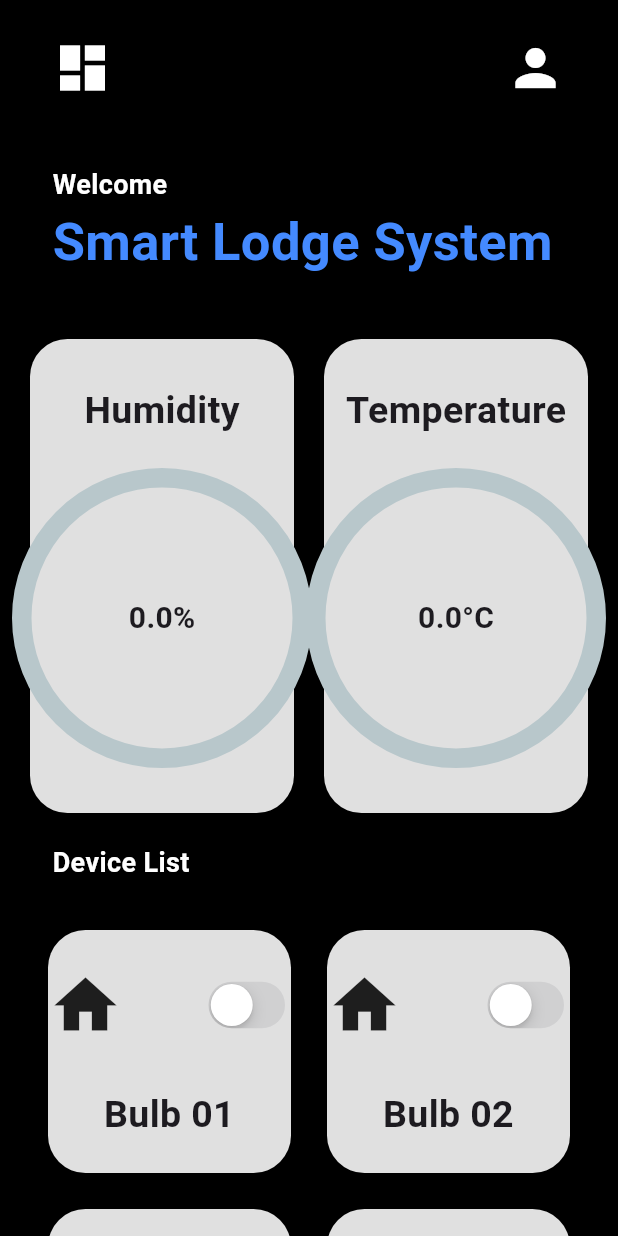
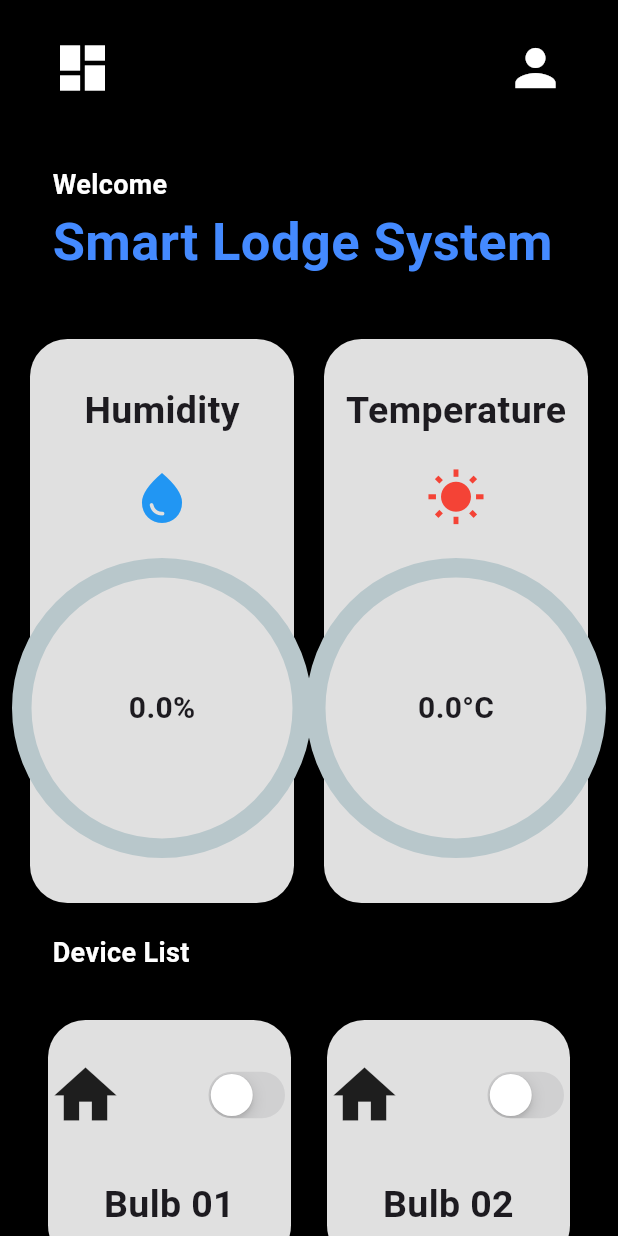
Before and after one commit to Kalana0001/smarthome, a Flutter app: the screen it shows after launch, on a phone screen of 412 x 824 dp. Run offline on Flutter 3.47's test engine with Material 3 defaults, Android fonts, the phone set to English and light mode, and no system bars; drawn by our look-alikes of percent_indicator; our stand-ins replace firebase_core, firebase_database; accounts and stored records are empty.

Commit message:
Flutter Update Humidity And Temperature

```diff
--- a/lib/pages/home.dart
+++ b/lib/pages/home.dart
@@ -3,7 +3,6 @@ import 'package:flutter/material.dart';
 import 'package:firebase_database/firebase_database.dart';
 import 'package:percent_indicator/percent_indicator.dart';
 import 'dart:ui';
-
 
 class Home extends StatefulWidget {
   const Home({super.key});
@@ -22,7 +21,7 @@ class _HomeState extends State<Home> {
     ["Bulb 02", "assets/icons/window.png", false],
     ["Bulb 03", "assets/icons/smart-tv.png", false],
     ["Fan", "assets/icons/fan.png", false],
-    ["Smart Light", "assets/icons/light-bulb.png", false],
+    ["Door", "assets/icons/light-bulb.png", false],
     ["Smart AC", "assets/icons/air-conditioner.png", false],
   ];
 
@@ -64,6 +63,7 @@ class _HomeState extends State<Home> {
     return Scaffold(
       backgroundColor: Colors.black,
       body: SafeArea(
+        child: SingleChildScrollView(
           child: Column(
             crossAxisAlignment: CrossAxisAlignment.start,
             children: [
@@ -116,6 +116,8 @@ class _HomeState extends State<Home> {
                                 style: TextStyle(fontSize: 25.0, fontWeight: FontWeight.bold),
                               ),
                               const SizedBox(height: 20.0),
+                              Icon(Icons.water_drop, size: 40, color: Colors.blue),
+                              const SizedBox(height: 20.0),
                               CircularPercentIndicator(
                                 radius: 100.0,
                                 lineWidth: 13.0,
@@ -146,6 +148,8 @@ class _HomeState extends State<Home> {
                                 style: TextStyle(fontSize: 25.0, fontWeight: FontWeight.bold),
                               ),
                               const SizedBox(height: 20.0),
+                              Icon(Icons.wb_sunny, size: 40, color: Colors.red),
+                              const SizedBox(height: 20.0),
                               CircularPercentIndicator(
                                 radius: 100.0,
                                 lineWidth: 13.0,
@@ -171,10 +175,11 @@ class _HomeState extends State<Home> {
                   style: TextStyle(fontSize: 18, color: Colors.white, fontWeight: FontWeight.w600),
                 ),
               ),
-            Expanded(
-              child: GridView.builder(
+              GridView.builder(
                 itemCount: devices.length,
                 padding: const EdgeInsets.all(20.0),
+                shrinkWrap: true,
+                physics: NeverScrollableScrollPhysics(),
                 gridDelegate: const SliverGridDelegateWithFixedCrossAxisCount(
                   crossAxisCount: 2,
                 ),
@@ -227,8 +232,8 @@ class _HomeState extends State<Home> {
                   );
                 },
               ),
+            ],
           ),
-          ],
         ),
       ),
     );
```
Lines whose indentation alone changed are shown as unchanged.
